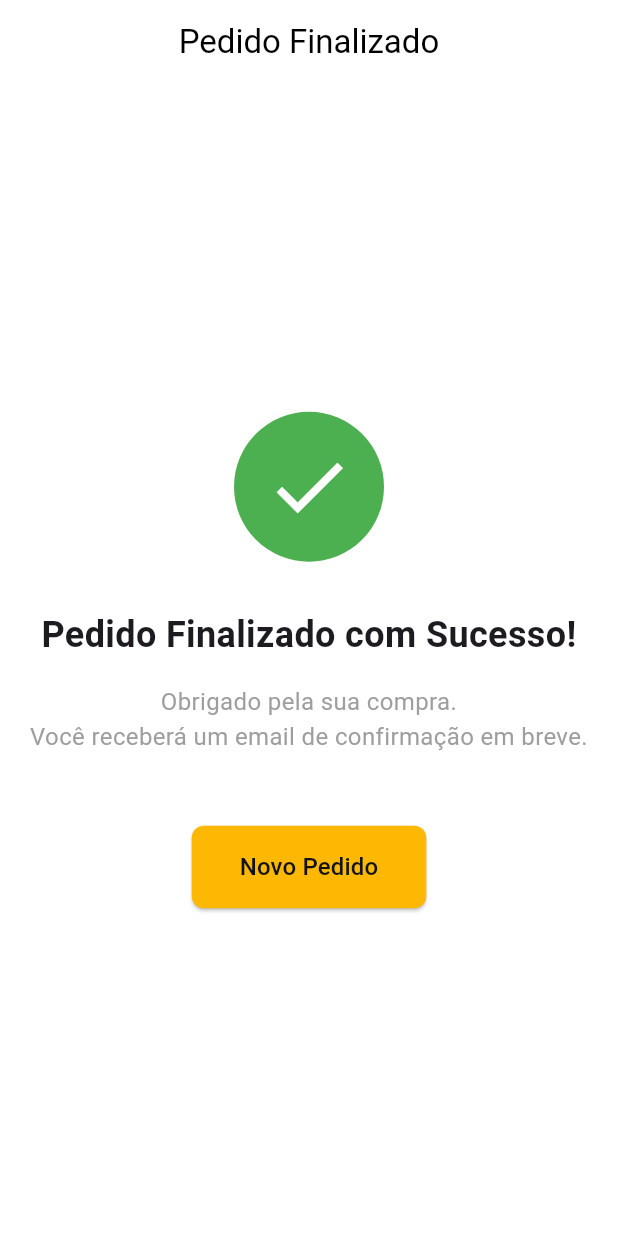
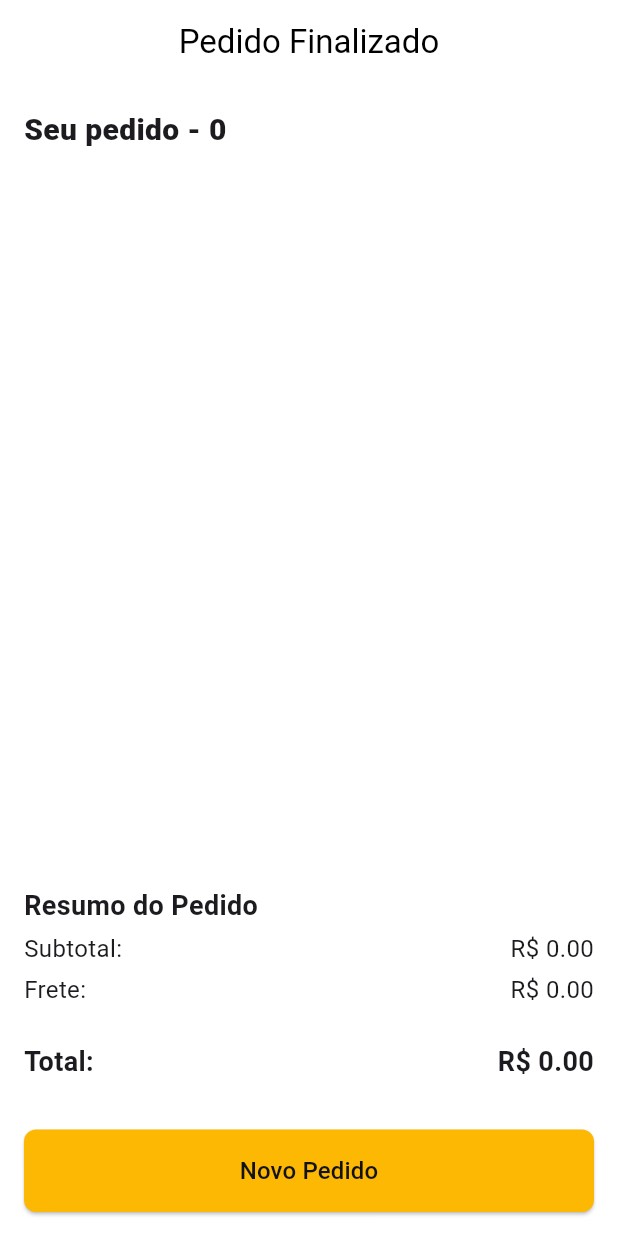
Before and after one commit to ataliasraniel/flutter_shopping_cart_mvvm, a Flutter app: the OrderCompletedView screen opened directly with empty values, on a phone screen of 412 x 824 dp. Run offline on Flutter 3.47's test engine with Material 3 defaults, Android fonts, the phone set to English and light mode, and no system bars; our stand-ins replace dio, get_it; network calls fail.

Commit message:
feat: finalização da tela de checkout e models

```diff
--- a/lib/modules/cart/cart_view_model.dart
+++ b/lib/modules/cart/cart_view_model.dart
@@ -51,7 +51,6 @@ class CartViewModel with ChangeNotifier {
     try {
       checkoutResponse = await _cartService.proceedToCheckout();
       _checkoutState = CheckoutState.success;
-      clearCart();
       notifyListeners();
       return true;
     } catch (e) {
--- a/lib/modules/order_completed/order_completed_view.dart
+++ b/lib/modules/order_completed/order_completed_view.dart
@@ -1,5 +1,6 @@
 import 'package:flutter/material.dart';
 import 'package:flutter_shopping_cart_mvvm/shared/entities/models/response/checkout_response_model.dart';
+import 'package:flutter_shopping_cart_mvvm/shared/theme/app_spacing.dart';
 import 'package:flutter_shopping_cart_mvvm/shared/widgets/buttons/primary_button.dart';
 
 class OrderCompletedView extends StatelessWidget {
@@ -12,35 +13,84 @@ class OrderCompletedView extends StatelessWidget {
       canPop: false,
       child: Scaffold(
         appBar: AppBar(title: const Text('Pedido Finalizado'), automaticallyImplyLeading: false, centerTitle: true),
-        body: Center(
+        body: Padding(
+          padding: kDefaultPadding,
           child: Column(
-            mainAxisAlignment: MainAxisAlignment.center,
-            children: [
-              Container(
-                width: 100,
-                height: 100,
-                decoration: BoxDecoration(color: Colors.green, shape: BoxShape.circle),
-                child: const Icon(Icons.check, color: Colors.white, size: 60),
+            crossAxisAlignment: .start,
+            children: <Widget>[
+              Text('Seu pedido - ${checkoutResponse.orderId}', style: const TextStyle(fontSize: 20, fontWeight: FontWeight.w900)),
+
+              Expanded(
+                child: ListView.builder(
+                  itemCount: checkoutResponse.data.items.length,
+                  itemBuilder: (_, index) {
+                    final item = checkoutResponse.data.items[index];
+                    return Container(
+                      child: Row(
+                        children: <Widget>[
+                          Image.network(item.image, width: 60, height: 60, fit: BoxFit.cover),
+                          const SizedBox(width: 12),
+                          Expanded(
+                            child: Column(
+                              crossAxisAlignment: CrossAxisAlignment.start,
+                              children: <Widget>[
+                                Text(item.title, style: const TextStyle(fontSize: 16, fontWeight: FontWeight.w600)),
+                                const SizedBox(height: 4),
+                                Text('Quantidade: ${item.quantity}', style: const TextStyle(fontSize: 14, color: Colors.grey)),
+                              ],
+                            ),
+                          ),
+                          Text(
+                            'R\$ ${(item.price * item.quantity).toStringAsFixed(2)}',
+                            style: const TextStyle(fontSize: 16, fontWeight: FontWeight.w600),
+                          ),
+                        ],
+                      ),
+                    );
+                  },
+                ),
               ),
-              const SizedBox(height: 32),
-              const Text(
-                'Pedido Finalizado com Sucesso!',
-                style: TextStyle(fontSize: 24, fontWeight: FontWeight.bold),
-                textAlign: TextAlign.center,
+              const Spacer(),
+              Column(
+                crossAxisAlignment: CrossAxisAlignment.start,
+                spacing: kTinySize,
+
+                children: <Widget>[
+                  //resumo do pedido>subtotal,frete, total
+                  //Resumo do pedido
+                  const Align(
+                    alignment: Alignment.centerLeft,
+                    child: Text('Resumo do Pedido', style: TextStyle(fontSize: 18, fontWeight: FontWeight.w700)),
+                  ),
+                  Row(
+                    mainAxisAlignment: MainAxisAlignment.spaceBetween,
+                    children: <Widget>[
+                      const Text('Subtotal:', style: TextStyle(fontSize: 16)),
+                      Text('R\$ ${checkoutResponse.data.subtotal.toStringAsFixed(2)}', style: const TextStyle(fontSize: 16)),
+                    ],
+                  ),
+                  Row(
+                    mainAxisAlignment: MainAxisAlignment.spaceBetween,
+                    children: <Widget>[
+                      const Text('Frete:', style: TextStyle(fontSize: 16)),
+                      Text('R\$ ${checkoutResponse.data.frete.toStringAsFixed(2)}', style: const TextStyle(fontSize: 16)),
+                    ],
+                  ),
+                  const SizedBox(height: kMediumSize),
+                  Row(
+                    mainAxisAlignment: MainAxisAlignment.spaceBetween,
+                    children: <Widget>[
+                      const Text('Total:', style: TextStyle(fontSize: 18, fontWeight: FontWeight.w700)),
+                      Text(
+                        'R\$ ${(checkoutResponse.data.subtotal + checkoutResponse.data.frete).toStringAsFixed(2)}',
+                        style: const TextStyle(fontSize: 18, fontWeight: FontWeight.w700),
+                      ),
+                    ],
+                  ),
+                ],
               ),
-              const SizedBox(height: 16),
-              const Text(
-                'Obrigado pela sua compra.\nVocê receberá um email de confirmação em breve.',
-                style: TextStyle(fontSize: 16, color: Colors.grey),
-                textAlign: TextAlign.center,
-              ),
-              const SizedBox(height: 48),
-              PrimaryButton(
-                label: 'Novo Pedido',
-                onPressed: () {
-                  Navigator.pop(context);
-                },
-              ),
+              const SizedBox(height: kLargeSize),
+              PrimaryButton(isFullWidth: true, label: 'Novo Pedido', onPressed: () {}),
             ],
           ),
         ),
--- a/lib/shared/entities/models/response/checkout_response_model.dart
+++ b/lib/shared/entities/models/response/checkout_response_model.dart
@@ -1,6 +1,46 @@
+import 'package:flutter_shopping_cart_mvvm/shared/entities/models/cart_item.dart';
+
 class CheckoutResponseModel {
   final String message;
   final bool success;
   final int orderId;
-  CheckoutResponseModel({this.message = 'Checkout realizado com sucesso!', this.success = true, this.orderId = 0});
+  final CheckoutData data;
+  CheckoutResponseModel({this.message = 'Checkout realizado com sucesso!', this.success = true, this.orderId = 0, required this.data});
+
+  factory CheckoutResponseModel.fromJson(Map<String, dynamic> json) {
+    final itemsJson = json['data']['items'] as List<dynamic>;
+    final items = itemsJson
+        .map(
+          (itemJson) => CheckoutItem(
+            title: itemJson['product']['title'],
+            image: itemJson['product']['image'] ?? '',
+            price: (itemJson['product']['price'] as num).toDouble(),
+            quantity: itemJson['quantity'] as int,
+          ),
+        )
+        .toList();
+    final subtotal = (json['data']['subtotal'] as num).toDouble();
+    final frete = (json['data']['frete'] as num).toDouble();
+    return CheckoutResponseModel(
+      message: json['message'] as String,
+      success: json['success'] as bool,
+      orderId: json['orderId'] as int,
+      data: CheckoutData(items: items, subtotal: subtotal, frete: frete),
+    );
+  }
 }
+
+class CheckoutData {
+  final List<CheckoutItem> items;
+  final double subtotal;
+  final double frete;
+  CheckoutData({required this.items, required this.subtotal, required this.frete});
+}
+
+class CheckoutItem {
+  final String title;
+  final String image;
+  final double price;
+  final int quantity;
+  CheckoutItem({required this.quantity, required this.title, required this.image, required this.price});
+}
--- a/lib/shared/services/cart_service.dart
+++ b/lib/shared/services/cart_service.dart
@@ -52,6 +52,7 @@ class CartService with ChangeNotifier {
 
   Future<CheckoutResponseModel> proceedToCheckout() async {
     final result = await _checkoutApi.processCheckout(_items);
+    clearCart();
     return result;
   }
 }
```
Also changed, not shown: lib/shared/infrastructure/api/checkout_api.dart (+18 -1 lines).
